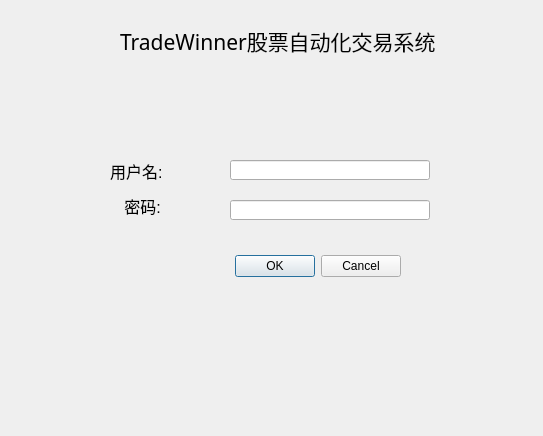
spartawwy/mytrd_proj, file TradeWinner/login_dlg.ui: the form before one commit.
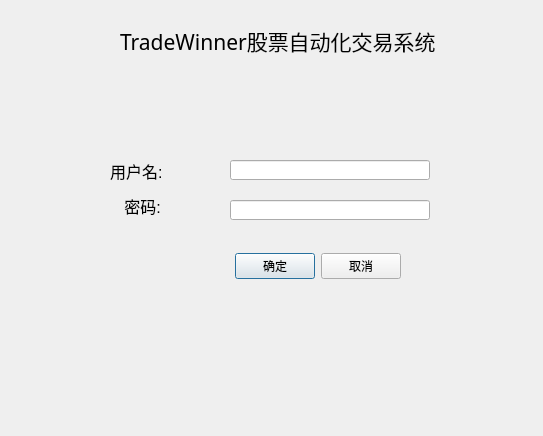
The form after the commit.

What changed in the file:
```diff
--- a/TradeWinner/login_dlg.ui
+++ b/TradeWinner/login_dlg.ui
@@ -54,14 +54,14 @@
     <item>
      <widget class="QPushButton" name="okButton">
       <property name="text">
-       <string>OK</string>
+       <string>确定</string>
       </property>
      </widget>
     </item>
     <item>
      <widget class="QPushButton" name="cancelButton">
       <property name="text">
-       <string>Cancel</string>
+       <string>取消</string>
       </property>
      </widget>
     </item>
```
